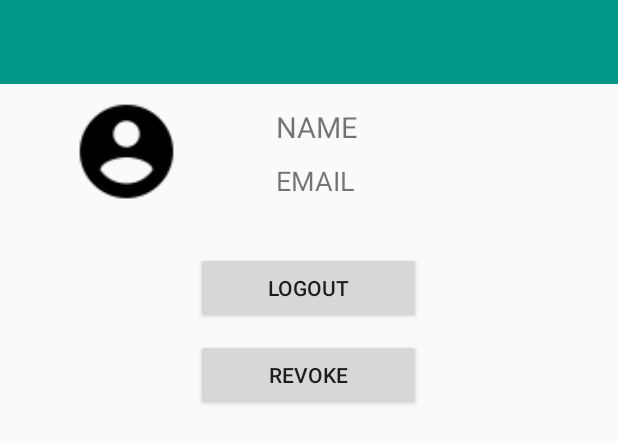
After one commit to bradenschmidt/shift-ez, an Android app: the layout activity_profile.xml on its own in the app's theme, with its tools: preview values and no code run, on a phone screen of 412 x 824 dp. The commit adds this screen. Shown: the top 443 px of the screen. Run offline under Robolectric (Android 15) with nearby library versions, the phone set to English and light mode, and no system bars.

Commit message:
Add Profile Activit. Move revoke and logout from menu into it.

```diff
--- /dev/null
+++ b/android/app/src/main/res/layout/activity_profile.xml
@@ -0,0 +1,69 @@
+<?xml version="1.0" encoding="utf-8"?>
+<LinearLayout xmlns:android="http://schemas.android.com/apk/res/android"
+              xmlns:tools="http://schemas.android.com/tools"
+              android:layout_width="match_parent"
+              android:layout_height="match_parent"
+              android:clickable="false"
+              android:orientation="vertical">
+
+    <include
+        android:id="@+id/profile_toolbar"
+        layout="@layout/toolbar"/>
+
+    <LinearLayout
+        android:id="@+id/layoutProfile"
+        android:layout_width="fill_parent"
+        android:layout_height="wrap_content"
+        android:layout_marginBottom="20dp"
+        android:orientation="horizontal"
+        android:weightSum="3">
+
+        <ImageView
+            android:id="@+id/profileImage"
+            android:layout_width="70dp"
+            android:layout_height="70dp"
+            android:layout_margin="10dp"
+            android:layout_weight="1"
+            android:src="@drawable/ic_action_account_circle"/>
+
+        <LinearLayout
+            android:layout_width="wrap_content"
+            android:layout_height="wrap_content"
+            android:layout_margin="10dp"
+            android:layout_weight="2"
+            android:orientation="vertical">
+
+            <TextView
+                android:id="@+id/profile_name"
+                android:layout_width="wrap_content"
+                android:layout_height="wrap_content"
+                android:padding="5dp"
+                android:textSize="19sp"
+                tools:text="NAME"/>
+
+            <TextView
+                android:id="@+id/profileEmail"
+                android:layout_width="wrap_content"
+                android:layout_height="wrap_content"
+                android:padding="5dp"
+                android:textSize="18sp"
+                tools:text="EMAIL"/>
+        </LinearLayout>
+    </LinearLayout>
+
+    <Button
+        android:id="@+id/button_profile_sign_out"
+        android:layout_width="150dp"
+        android:layout_height="wrap_content"
+        android:layout_gravity="center_horizontal"
+        android:layout_marginBottom="10dp"
+        android:text="@string/button_profile_logout"/>
+
+    <Button
+        android:id="@+id/button_profile_revoke"
+        android:layout_width="150dp"
+        android:layout_height="wrap_content"
+        android:layout_gravity="center_horizontal"
+        android:text="@string/button_profile_revoke"/>
+
+</LinearLayout>
--- a/android/app/src/main/res/values/strings.xml
+++ b/android/app/src/main/res/values/strings.xml
@@ -38,4 +38,7 @@
     <string name="share_using">Share Using</string>
     <string name="drawer_item_add_store">Add Store</string>
     <string name="action_remove_store">Remove Store</string>
+    <string name="button_profile_revoke">Revoke</string>
+    <string name="button_profile_logout">Logout</string>
+    <string name="activity_profile_title">Profile</string>
 </resources>
```
Also changed, not shown: android/app/src/main/AndroidManifest.xml (+11 -0 lines), android/app/src/main/java/com/schmidtdesigns/shiftez/activities/MainActivity.java (+4 -8 lines), android/app/src/main/java/com/schmidtdesigns/shiftez/activities/ProfileActivity.java (added, +95 -0 lines), android/app/src/main/res/menu/menu_main.xml (+0 -10 lines), android/app/src/main/res/drawable-hdpi/ic_action_account_circle.png (added), android/app/src/main/res/drawable-mdpi/ic_action_account_circle.png (added), android/app/src/main/res/drawable-xhdpi/ic_action_account_circle.png (added), android/app/src/main/res/drawable-xxhdpi/ic_action_account_circle.png (added), android/app/src/main/res/drawable-xxxhdpi/ic_action_account_circle.png (added).
